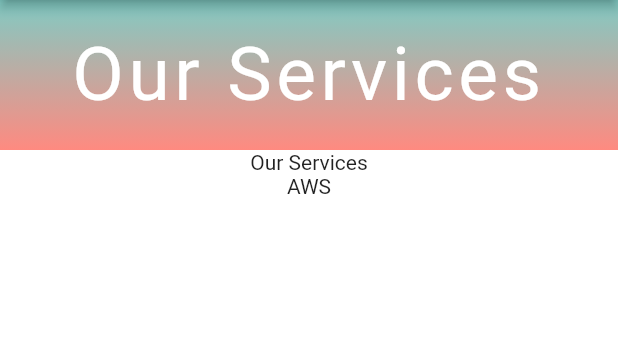
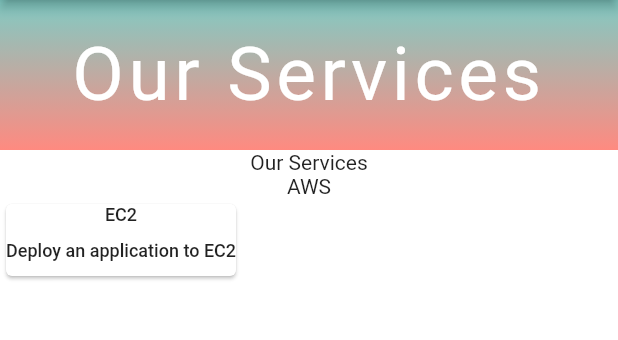
Before and after one commit to kallada2021/portifoliowebsite, a Flutter app: the ServicesScreen screen opened by its route, on a phone screen of 412 x 824 dp, the part 84-424 px from its top. Run offline on Flutter 3.47's test engine with Material 2 defaults, Android fonts, the phone set to English and light mode, and no system bars; our stand-ins replace carousel_slider, email_validator, flutter_iconly; network calls fail.

Commit message:
Added Services Card

```diff
--- a/consulting_portfolio_website/lib/features/screens/services_screen.dart
+++ b/consulting_portfolio_website/lib/features/screens/services_screen.dart
@@ -1,6 +1,7 @@
 import 'package:consulting_portfolio_website/features/widgets/customappbar.dart';
 import 'package:flutter/material.dart';
 
+import '../widgets/services_card.dart';
 import '../widgets/textdelegateheader.dart';
 
 class ServicesScreen extends StatelessWidget {
@@ -19,9 +20,17 @@ class ServicesScreen extends StatelessWidget {
           ),
           SliverToBoxAdapter(
             child: Column(
-              children: const [
+              children:[
                 Text("Our Services"),
                 Text("AWS"),
+                Row(
+                  children: [
+                    ServicesCard(
+                      title:"EC2",
+                      description: "Deploy an application to EC2",
+                    ),
+                  ],
+                ),
               ],
             ),
           )
--- /dev/null
+++ b/consulting_portfolio_website/lib/features/widgets/services_card.dart
@@ -0,0 +1,38 @@
+import 'package:flutter/material.dart';
+
+class ServicesCard extends StatelessWidget {
+  final String title,description;
+  ServicesCard({Key? key,required this.title, required this.description}) : super(key: key);
+
+  @override
+  Widget build(BuildContext context) {
+    return Card(
+      child: Column(
+        children: [
+          Text(
+            title,
+            style: TextStyle(
+              fontSize: 12,
+              fontWeight:FontWeight.w500,
+            ),
+          ),
+          SizedBox(
+            height: 10,
+            width: 10,
+          ),
+          Text(
+              description,
+              style: TextStyle(
+                fontSize: 12,
+                fontWeight: FontWeight.w500,
+              ),
+          ),
+          SizedBox(
+            height: 10,
+            width: 10,
+          ),
+        ],
+      ) ,
+    );
+  }
+}
```
Also changed, not shown: 1 other file.
